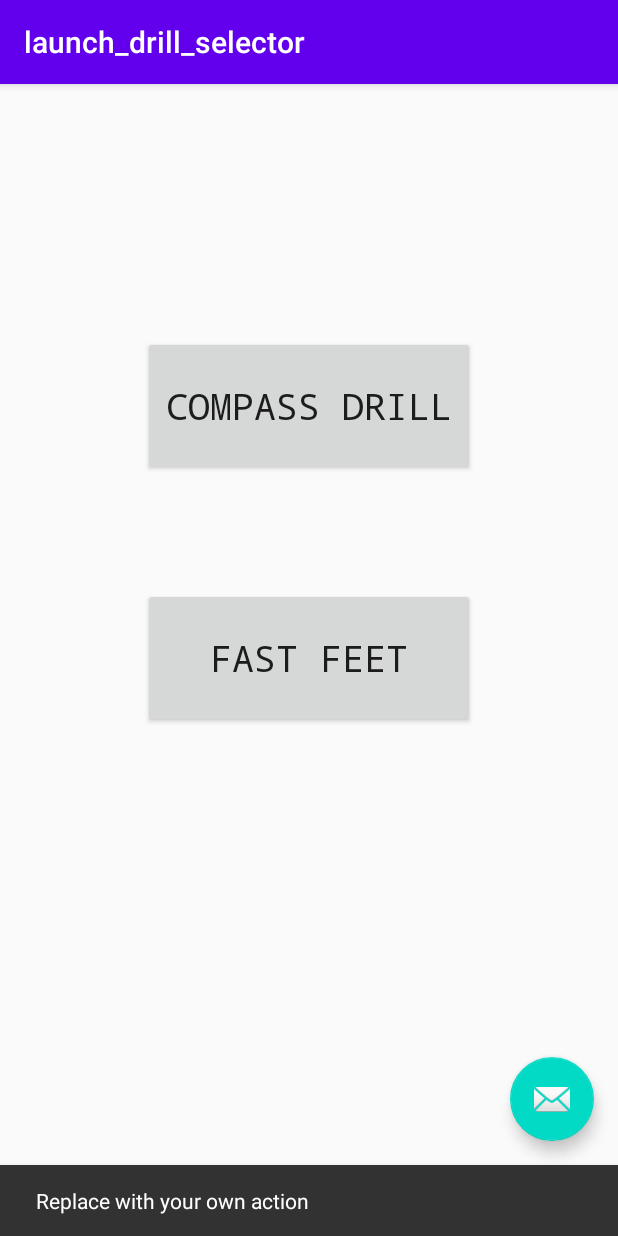
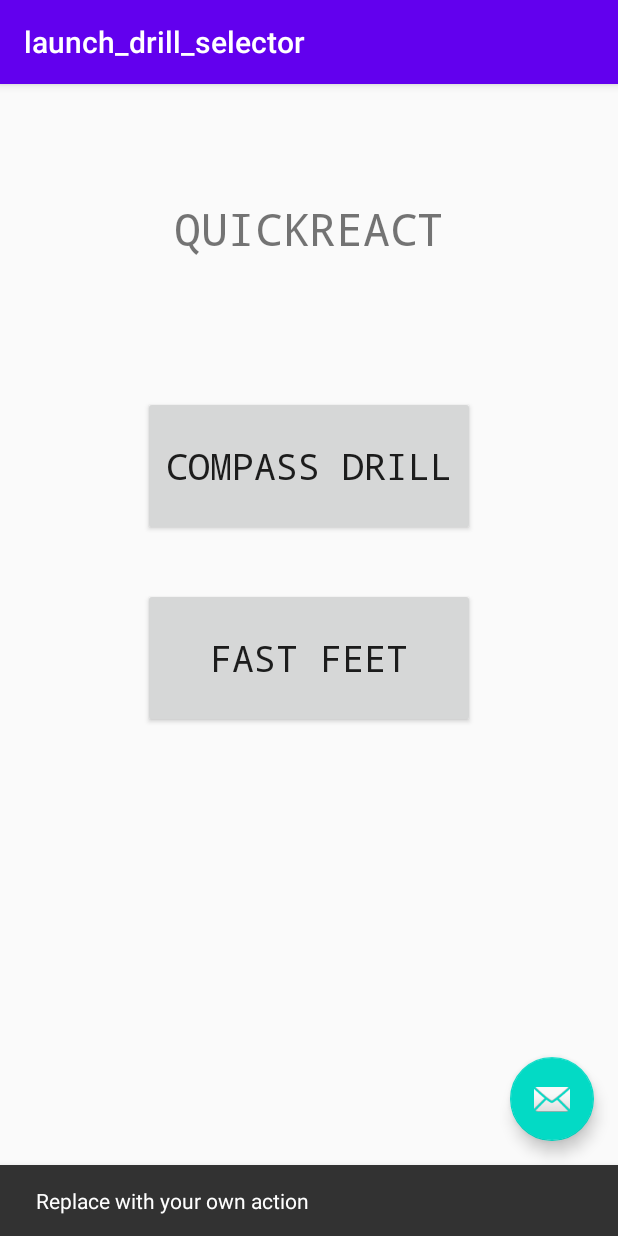
Before and after one commit to WesleyChoi/QuickReact, an Android app: the launch_drill_selector screen opened directly, with no data from a screen before it, after a tap on an icon or button, on a phone screen of 412 x 824 dp. Run offline under Robolectric (Android 15) with nearby library versions, the phone set to English and light mode, and no system bars.

Commit message:
implemented layout for launch screen

```diff
--- a/app/src/main/res/layout/content_launch_drill_selector.xml
+++ b/app/src/main/res/layout/content_launch_drill_selector.xml
@@ -6,11 +6,24 @@
     android:layout_height="match_parent"
     app:layout_behavior="@string/appbar_scrolling_view_behavior">
 
+    <TextView
+        android:id="@+id/textView"
+        android:layout_width="194dp"
+        android:layout_height="54dp"
+        android:layout_marginTop="76dp"
+        android:fontFamily="monospace"
+        android:text="QUICKREACT"
+        android:textAlignment="center"
+        android:textSize="30sp"
+        app:layout_constraintEnd_toEndOf="parent"
+        app:layout_constraintStart_toStartOf="parent"
+        app:layout_constraintTop_toTopOf="parent" />
+
     <Button
         android:id="@+id/nav_compass"
         android:layout_width="221dp"
         android:layout_height="93dp"
-        android:layout_marginTop="168dp"
+        android:layout_marginTop="208dp"
         android:fontFamily="monospace"
         android:text="COMPASS DRILL"
         android:textSize="24sp"
@@ -29,4 +42,16 @@
         app:layout_constraintEnd_toEndOf="parent"
         app:layout_constraintStart_toStartOf="parent"
         app:layout_constraintTop_toTopOf="parent" />
+
+    <TextView
+        android:id="@+id/textView2"
+        android:layout_width="156dp"
+        android:layout_height="24dp"
+        android:layout_marginBottom="16dp"
+        android:fontFamily="monospace"
+        android:text="© WesleyChoi 2021"
+        app:layout_constraintBottom_toBottomOf="parent"
+        app:layout_constraintEnd_toEndOf="parent"
+        app:layout_constraintHorizontal_bias="0.498"
+        app:layout_constraintStart_toStartOf="parent" />
 </androidx.constraintlayout.widget.ConstraintLayout>
```
